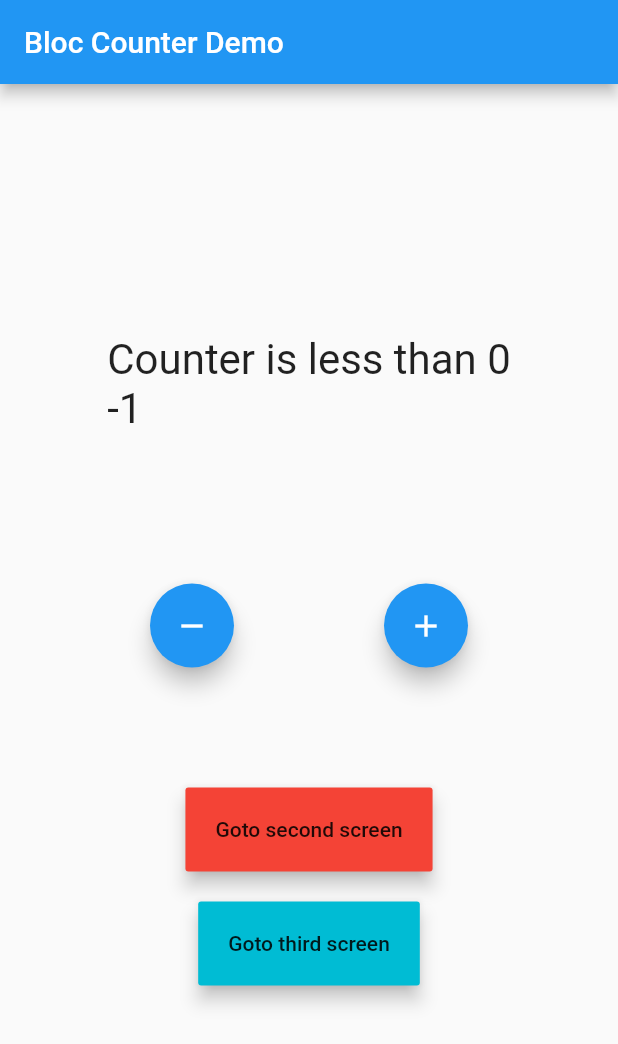
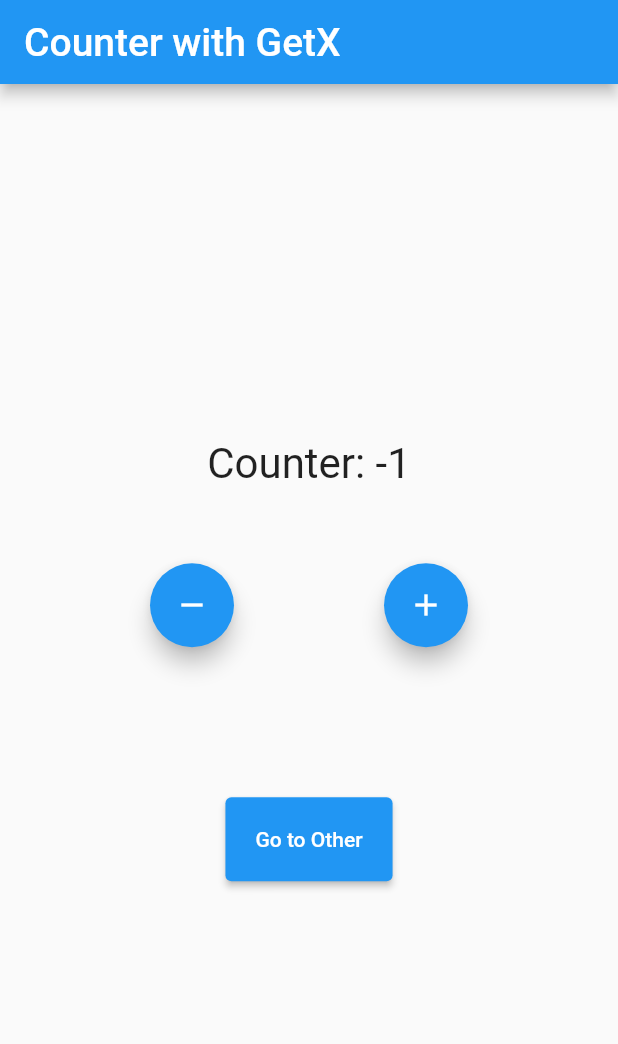
Before and after one commit to SavanRajyaguru/Internship_Task_2023, a Flutter app: the screen it shows after launch, after a tap on the "remove" icon, on a phone screen of 412 x 824 dp. Shown: the top 1044 px of the screen. Run offline on Flutter 3.47's test engine with Material 2 defaults, Android fonts, the phone set to English and light mode, and no system bars; our stand-ins replace bloc, email_validator, flutter_bloc, flutter_rating_bar, get, image_picker; network calls fail.

Commit message:
[Feature] Build Counter screen with GetX and implement navigation using Getx

```diff
--- a/lib/main.dart
+++ b/lib/main.dart
@@ -1,11 +1,13 @@
 import 'package:flutter/material.dart';
 import 'package:flutter_bloc/flutter_bloc.dart';
+import 'package:get/get.dart';
 import 'package:project1/router/app_router.dart';
 import 'package:project1/screens/feb10_screen/widget/PostListView.dart';
 import 'package:project1/screens/feb13_screen/widget/post_screen.dart';
 import 'package:project1/screens/feb14_screen/widget/Counter2_Screen.dart';
 import 'package:project1/screens/feb14_screen/widget/Counter3_Screen.dart';
 import 'package:project1/screens/feb14_screen/widget/Counter_Screen.dart';
+import 'package:project1/screens/feb15_screen/counter_HomeScreen.dart';
 
 import 'package:project1/screens/feb2_screen/splash_screen_2Feb.dart';
 import 'package:project1/screens/feb3_screen/phone_directory_screen_feb3.dart';
@@ -18,9 +20,12 @@ import 'package:project1/screens/feb9_screen/Widget/counter_screen.dart';
 
 import 'screens/feb14_screen/cubit/counter_cubit.dart';
 
-
 void main() {
-  runApp(const MyApp());
+  // runApp(const MyApp());
+  runApp(const GetMaterialApp(
+    debugShowCheckedModeBanner: false,
+    home: CounterHome(),
+  ));
 }
 
 class MyApp extends StatefulWidget {
@@ -40,17 +45,21 @@ class _MyAppState extends State<MyApp> {
       debugShowCheckedModeBanner: false,
       // onGenerateRoute: _appRouter.onGenerateRoute,
       routes: {
-        '/' : (context) => BlocProvider.value(
+        '/': (context) => BlocProvider.value(
               value: _counterCubit,
               child: CounterScreen(),
             ),
-        '/secondCounter' : (context) => BlocProvider.value(
+        '/secondCounter': (context) => BlocProvider.value(
               value: _counterCubit,
-          child: Counter2Screen(color: Colors.red,),
+              child: Counter2Screen(
+                color: Colors.red,
               ),
-        '/thirdCounter' : (context) => BlocProvider.value(
+            ),
+        '/thirdCounter': (context) => BlocProvider.value(
               value: _counterCubit,
-          child: Counter3Screen(color: Colors.cyan,),
+              child: Counter3Screen(
+                color: Colors.cyan,
+              ),
             ),
       },
       // home: BlocProvider<CounterCubit>(
@@ -59,6 +68,7 @@ class _MyAppState extends State<MyApp> {
       // ),
     );
   }
+
   @override
   void dispose() {
     _appRouter.dispose();
--- /dev/null
+++ b/lib/screens/feb15_screen/counter_HomeScreen.dart
@@ -0,0 +1,130 @@
+import 'package:flutter/material.dart';
+import 'package:get/get.dart';
+import 'package:project1/screens/feb15_screen/counter_controller.dart';
+
+class CounterHome extends StatelessWidget {
+  const CounterHome({Key? key}) : super(key: key);
+
+  @override
+  Widget build(BuildContext context) {
+    print("======== widget1 ========");
+    final Controller c = Get.put(Controller());
+    return Scaffold(
+      appBar: AppBar(
+        title: const Text(
+          "Counter with GetX",
+          style: TextStyle(fontSize: 26.0),
+        ),
+      ),
+      body: Center(
+        child: Column(
+          mainAxisAlignment: MainAxisAlignment.center,
+          children: [
+            Obx(
+              () => Text(
+                'Counter: ${c.count}',
+                style: const TextStyle(fontSize: 28.0),
+              ),
+            ),
+            const SizedBox(
+              height: 50.0,
+            ),
+            Row(
+              mainAxisAlignment: MainAxisAlignment.spaceEvenly,
+              children: [
+                FloatingActionButton(
+                  heroTag: 'btn1',
+                  onPressed: () => c.decrement(),
+                  child: const Icon(Icons.remove),
+                ),
+                FloatingActionButton(
+                  heroTag: 'btn2',
+                  onPressed: () => c.increment(),
+                  child: const Icon(Icons.add),
+                ),
+              ],
+            ),
+            const SizedBox(
+              height: 100.0,
+            ),
+            ElevatedButton(
+              style: ElevatedButton.styleFrom(
+                padding: const EdgeInsets.all(20.0),
+              ),
+              onPressed: () {
+                Get.off(() => Other(
+                      color: Colors.red,
+                    ));
+              },
+              child: const Text("Go to Other"),
+            ),
+          ],
+        ),
+      ),
+    );
+  }
+}
+
+class Other extends StatelessWidget {
+  Other({Key? key, required this.color}) : super(key: key);
+  Color color;
+
+  final Controller c = Get.put(Controller());
+
+  @override
+  Widget build(BuildContext context) {
+    print("======== widget2 ========");
+    return Scaffold(
+      appBar: AppBar(
+        title: const Text("Other Screen"),
+        backgroundColor: color,
+      ),
+      body: Center(
+        child: Column(
+          mainAxisAlignment: MainAxisAlignment.center,
+          children: [
+            Obx(
+              () => Text(
+                "Counter: ${c.count}",
+                style: const TextStyle(fontSize: 26.0),
+              ),
+            ),
+            const SizedBox(
+              height: 50.0,
+            ),
+            Row(
+              mainAxisAlignment: MainAxisAlignment.spaceEvenly,
+              children: [
+                FloatingActionButton(
+                  heroTag: 'btn1',
+                  onPressed: () => c.decrement(),
+                  backgroundColor: color,
+                  child: const Icon(Icons.remove),
+                ),
+                FloatingActionButton(
+                  heroTag: 'btn2',
+                  onPressed: () => c.increment(),
+                  backgroundColor: color,
+                  child: const Icon(Icons.add),
+                ),
+              ],
+            ),
+            const SizedBox(
+              height: 100.0,
+            ),
+            ElevatedButton(
+              onPressed: () {
+                Get.off(() => const CounterHome());
+              },
+              style: ElevatedButton.styleFrom(
+                backgroundColor: color,
+                padding: const EdgeInsets.all(20.0),
+              ),
+              child: const Text("Go to Home"),
+            ),
+          ],
+        ),
+      ),
+    );
+  }
+}
--- /dev/null
+++ b/lib/screens/feb15_screen/counter_controller.dart
@@ -0,0 +1,8 @@
+import 'package:get/get.dart';
+
+class Controller extends GetxController{
+  var count = 0.obs;
+  bool isPress = false;
+  increment() => count++;
+  decrement() => count--;
+}
--- a/pubspec.yaml
+++ b/pubspec.yaml
@@ -43,6 +43,7 @@ dependencies:
   flutter_bloc: ^8.1.1
   bloc: ^8.1.0
   http: ^0.13.4
+  get:
 
 dev_dependencies:
   flutter_test:
```
Also changed, not shown: pubspec.lock, 1 other file. Lines whose indentation alone changed are shown as unchanged.
